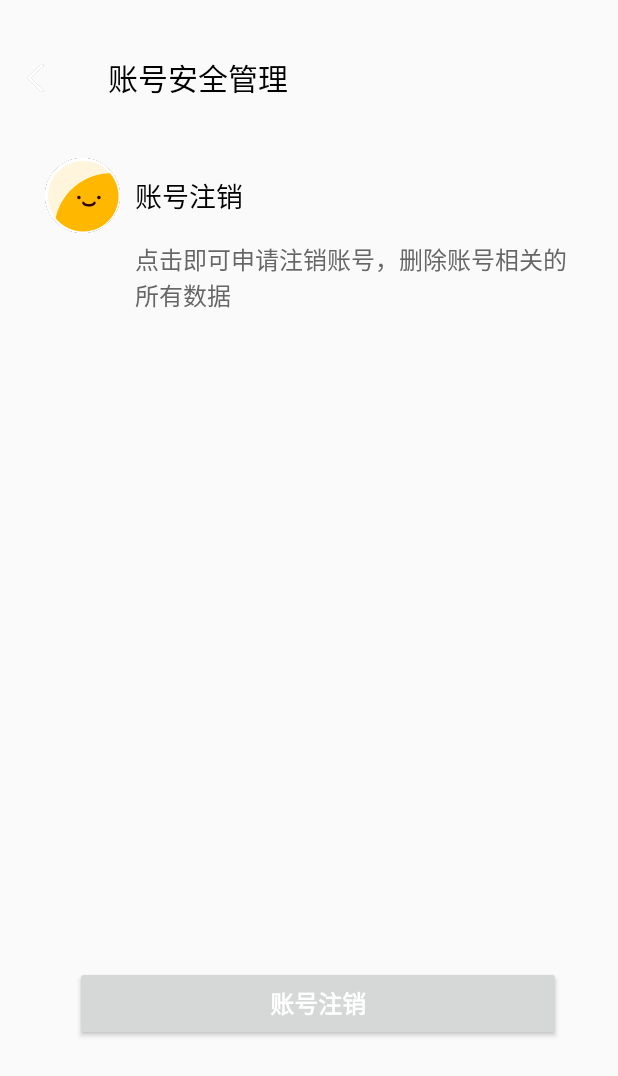
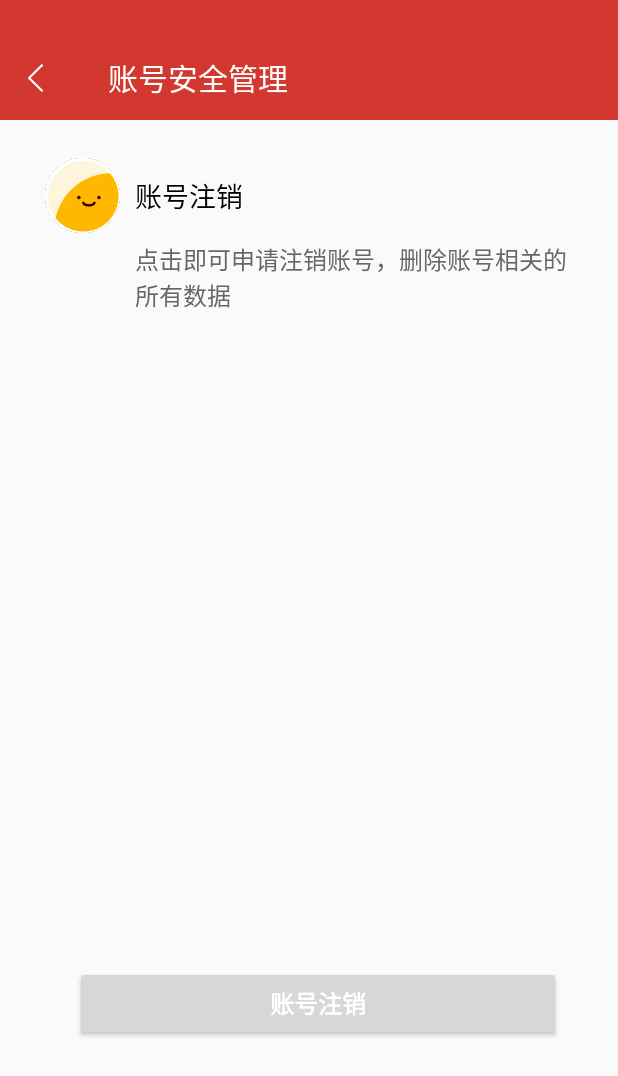
Before and after one commit to zhoujingjin422/xinhua, an Android app: the AccountSafeActivity screen opened directly, with no data from a screen before it, on a phone screen of 412 x 824 dp. Shown: the top 1076 px of the screen. Run offline under Robolectric (Android 15) with nearby library versions, the phone set to English and light mode, and no system bars; our stand-ins replace data binding; libraries missing offline, so code that uses them is left out: com.gyf.immersionbar; plain views replace ShapeButton; pictures from the network do not load; 1 statement that could not run was skipped.

```diff
--- a/xinhua_language/app/src/main/res/layout/account_safe_activity.xml
+++ b/xinhua_language/app/src/main/res/layout/account_safe_activity.xml
@@ -9,6 +9,7 @@
     <LinearLayout
         android:layout_width="match_parent"
         android:layout_height="match_parent"
+        android:background="#D2382F"
         android:orientation="vertical">
         <androidx.appcompat.widget.Toolbar
             android:id="@+id/tool_bar"
@@ -17,7 +18,7 @@
             app:navigationIcon="@mipmap/nav_icon_back"
             android:layout_marginTop="24dp"
             app:title="账号安全管理"
-            app:titleTextColor="@color/black"/>
+            app:titleTextColor="@color/white"/>
         <FrameLayout
             android:layout_width="match_parent"
             android:layout_height="match_parent"
```
